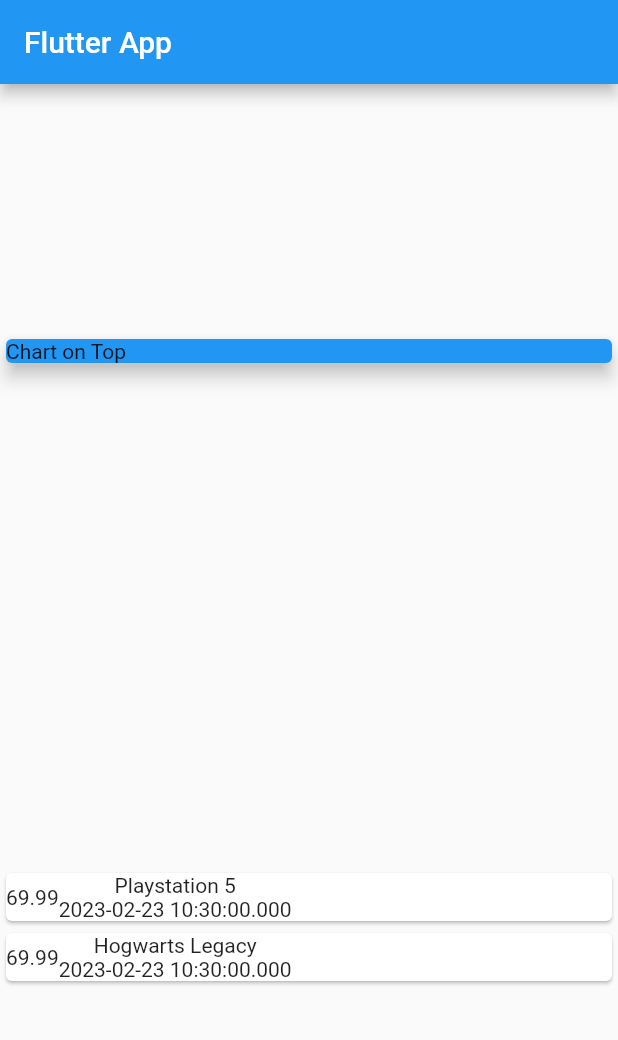
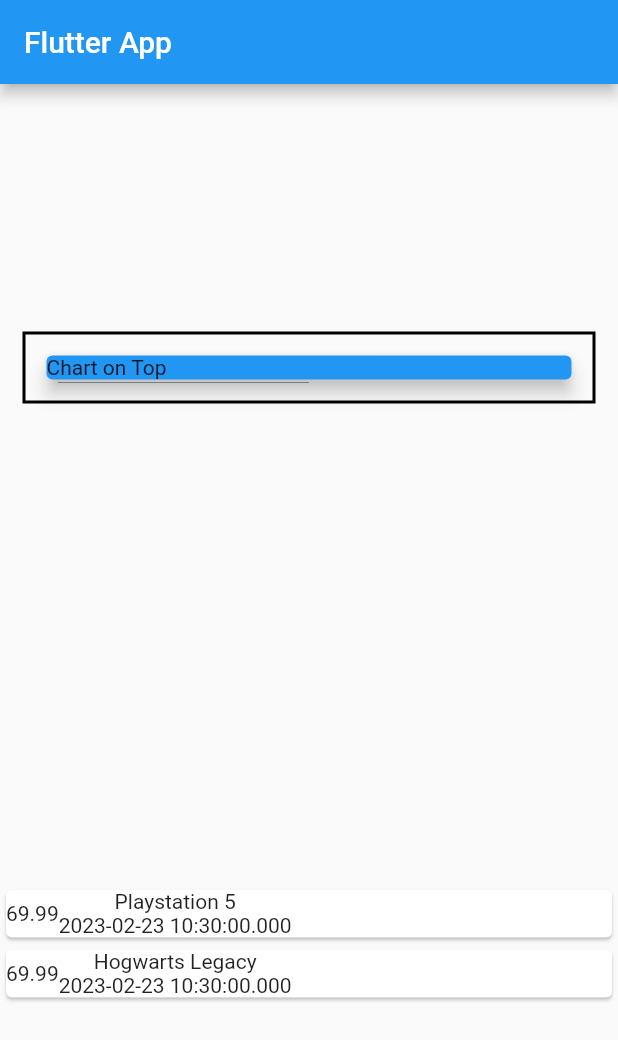
Before and after one commit to dinofilipovic/track_expenses, a Flutter app: the screen it shows after launch, on a phone screen of 412 x 824 dp. Shown: the top 1040 px of the screen. Run offline on Flutter 3.47's test engine with Material 2 defaults, Android fonts, the phone set to English and light mode, and no system bars.

Commit message:
Adding style of components
Adding style of components.

```diff
--- a/lib/main.dart
+++ b/lib/main.dart
@@ -41,7 +41,15 @@ class MyHomePage extends StatelessWidget {
         crossAxisAlignment: CrossAxisAlignment.stretch,
         children: <Widget>[
           Container(
+            padding: EdgeInsets.all(10),
+            margin: EdgeInsets.symmetric(vertical: 10, horizontal: 15),
             width: double.infinity,
+            decoration: BoxDecoration(
+              border: Border.all(
+                color: Colors.black,
+                width: 2,
+              ),
+            ),
             child: Card(
               child: Text('Chart on Top'),
               elevation: 5,
```
